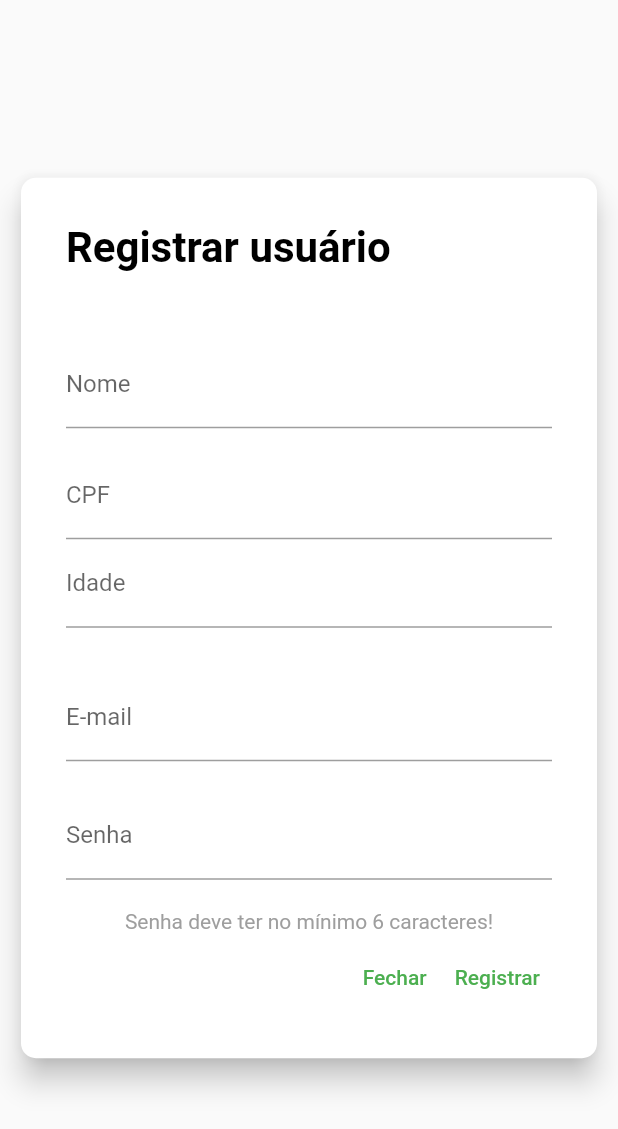
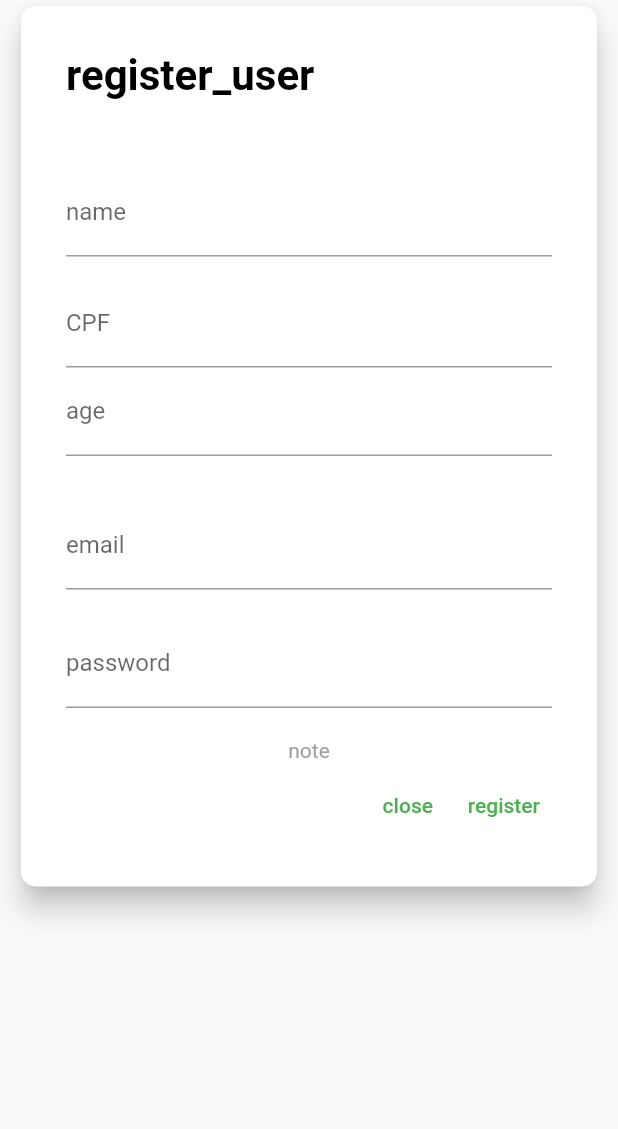
Before and after one commit to linkytech/EcoLinky, a Flutter app: the RegisterPage widget shown alone on an empty page, opened directly, on a phone screen of 412 x 824 dp. Shown: the top 1129 px of the screen. Run offline on Flutter 3.47's test engine with Material 2 defaults, Android fonts, the phone set to English and light mode, and no system bars; our stand-ins replace flutter_i18n, sqflite; accounts and stored records are empty; network calls fail.

Commit message:
Textos modificados para a tradução

```diff
--- a/lib/pages/initial_page.dart
+++ b/lib/pages/initial_page.dart
@@ -1,6 +1,7 @@
 import 'package:flutter/material.dart';
 import 'package:ecolinky/pages/login_page.dart';
 import 'package:ecolinky/pages/register_page.dart';
+import 'package:flutter_i18n/flutter_i18n.dart';
 
 class InitialPage extends StatelessWidget {
   const InitialPage({Key? key}) : super(key: key);
@@ -48,7 +49,7 @@ class InitialPage extends StatelessWidget {
                         elevation: MaterialStateProperty.all(0),
                         minimumSize: MaterialStateProperty.all(Size(290, 45))),
                     child: Text(
-                      'Entrar',
+                      FlutterI18n.translate(context, "login"),
                       style: TextStyle(
                         color: Colors.black,
                         fontSize: 24,
@@ -78,7 +79,7 @@ class InitialPage extends StatelessWidget {
                         elevation: MaterialStateProperty.all(0),
                         minimumSize: MaterialStateProperty.all(Size(290, 45))),
                     child: Text(
-                      'Registrar',
+                      FlutterI18n.translate(context, "register"),
                       style: TextStyle(
                         color: Colors.black,
                         fontSize: 24,
--- a/lib/pages/login_page.dart
+++ b/lib/pages/login_page.dart
@@ -2,6 +2,7 @@ import 'package:flutter/material.dart';
 import 'package:ecolinky/helpers/user_helper.dart';
 import 'package:ecolinky/pages/home_page.dart';
 import 'package:ecolinky/pages/register_page.dart';
+import 'package:flutter_i18n/flutter_i18n.dart';
 
 class LoginPage extends StatefulWidget {
   const LoginPage({super.key});
@@ -36,9 +37,10 @@ class _LoginPageState extends State<LoginPage> {
         showDialog(
           context: context,
           builder: (context) {
-            return const AlertDialog(
-              title: Text("Erro durante login"),
-              content: Text("Usuário ou senha incorretos"),
+            return AlertDialog(
+              title: Text(FlutterI18n.translate(context, "error_login")),
+              content:
+                  Text(FlutterI18n.translate(context, "error_mesage_login")),
               shape: RoundedRectangleBorder(
                 borderRadius: BorderRadius.all(
                   Radius.circular(15),
@@ -62,12 +64,12 @@ class _LoginPageState extends State<LoginPage> {
       onSaved: (value) => _email = value,
       validator: (value) {
         return value!.length < 15
-            ? "Email deve possuir no minimo 15 caracteres"
+            ? FlutterI18n.translate(context, "error_email")
             : null;
       },
       decoration: InputDecoration(
           contentPadding: EdgeInsets.fromLTRB(20, 15, 20, 15),
-          labelText: "E-Mail",
+          labelText: FlutterI18n.translate(context, "email"),
           suffixIcon: Icon(Icons.login),
           border: OutlineInputBorder(borderRadius: BorderRadius.circular(32))),
     );
@@ -76,11 +78,13 @@ class _LoginPageState extends State<LoginPage> {
       style: style,
       onSaved: (value) => _password = value,
       validator: (value) {
-        return value!.length < 6 ? "Senha Inválida" : null;
+        return value!.length < 6
+            ? FlutterI18n.translate(context, "password_invalid")
+            : null;
       },
       decoration: InputDecoration(
         contentPadding: EdgeInsets.fromLTRB(20, 15, 20, 15),
-        labelText: "Senha",
+        labelText: FlutterI18n.translate(context, "password"),
         suffixIcon: Icon(Icons.password),
         border: OutlineInputBorder(
           borderRadius: BorderRadius.circular(32),
@@ -119,15 +123,16 @@ class _LoginPageState extends State<LoginPage> {
                     ),
                     ElevatedButton(
                       onPressed: _validarLogin,
-                      child: Text("Login", style: style),
+                      child: Text(FlutterI18n.translate(context, "login"),
+                          style: style),
                     ),
                     const SizedBox(
                       height: 15,
                     ),
                     TextButton(
                       onPressed: openRegister,
-                      child: const Text(
-                        "Registrar",
+                      child: Text(
+                        FlutterI18n.translate(context, "register"),
                         style: TextStyle(fontSize: 25, color: Colors.orange),
                       ),
                     ),
--- a/lib/pages/register_page.dart
+++ b/lib/pages/register_page.dart
@@ -2,6 +2,7 @@ import 'package:flutter/material.dart';
 import 'package:ecolinky/Models/user_model.dart';
 import 'package:ecolinky/helpers/user_helper.dart';
 import 'package:ecolinky/pages/home_page.dart';
+import 'package:flutter_i18n/flutter_i18n.dart';
 
 class RegisterPage extends StatefulWidget {
   const RegisterPage({Key? key}) : super(key: key);
@@ -55,8 +56,8 @@ class _RegisterPageState extends State<RegisterPage> {
           context: context,
           builder: (context) {
             return AlertDialog(
-              title: Text("Sucesso"),
-              content: Text("Registro realizado com sucesso"),
+              title: Text(FlutterI18n.translate(context, "success")),
+              content: Text(FlutterI18n.translate(context, "success_message")),
             );
           },
         );
@@ -65,8 +66,8 @@ class _RegisterPageState extends State<RegisterPage> {
           context: context,
           builder: (context) {
             return AlertDialog(
-              title: Text("Erro"),
-              content: Text("Erro ao registrar usuário"),
+              title: Text(FlutterI18n.translate(context, "error")),
+              content: Text(FlutterI18n.translate(context, "error_message")),
             );
           },
         );
@@ -78,7 +79,6 @@ class _RegisterPageState extends State<RegisterPage> {
   Widget build(BuildContext context) {
     return Form(
       key: frmRegisterKey,
-      child: Center(
       child: SingleChildScrollView(
         child: Column(
           children: <Widget>[
@@ -97,7 +97,7 @@ class _RegisterPageState extends State<RegisterPage> {
                       Align(
                         alignment: Alignment.topLeft,
                         child: Text(
-                            "Registrar usuário",
+                          FlutterI18n.translate(context, "register_user"),
                           style: TextStyle(
                             color: Colors.black,
                             fontSize: 28,
@@ -116,7 +116,8 @@ class _RegisterPageState extends State<RegisterPage> {
                       ),
                       TextFormField(
                         onSaved: (val) => _name = val.toString(),
-                          decoration: InputDecoration(labelText: "Nome"),
+                        decoration: InputDecoration(
+                            labelText: FlutterI18n.translate(context, "name")),
                       ),
                       SizedBox(
                         height: 15,
@@ -127,7 +128,8 @@ class _RegisterPageState extends State<RegisterPage> {
                       ),
                       TextFormField(
                         onSaved: (val) => _age = val.toString(),
-                          decoration: InputDecoration(labelText: "Idade"),
+                        decoration: InputDecoration(
+                            labelText: FlutterI18n.translate(context, "age")),
                       ),
                       SizedBox(
                         height: 15,
@@ -137,7 +139,8 @@ class _RegisterPageState extends State<RegisterPage> {
                       ),
                       TextFormField(
                         onSaved: (val) => _email = val.toString(),
-                          decoration: InputDecoration(labelText: "E-mail"),
+                        decoration: InputDecoration(
+                            labelText: FlutterI18n.translate(context, "email")),
                       ),
                       SizedBox(
                         height: 20,
@@ -145,13 +148,15 @@ class _RegisterPageState extends State<RegisterPage> {
                       TextFormField(
                         obscureText: true,
                         onSaved: (val) => _password = val.toString(),
-                          decoration: InputDecoration(labelText: "Senha"),
+                        decoration: InputDecoration(
+                            labelText:
+                                FlutterI18n.translate(context, "password")),
                       ),
                       SizedBox(
                         height: 20,
                       ),
                       Text(
-                          "Senha deve ter no mínimo 6 caracteres!",
+                        FlutterI18n.translate(context, "note"),
                         style: TextStyle(color: Colors.grey),
                       ),
                       SizedBox(
@@ -164,11 +169,13 @@ class _RegisterPageState extends State<RegisterPage> {
                             child: Container(),
                           ),
                           TextButton(
-                              child: Text("Fechar"),
+                            child:
+                                Text(FlutterI18n.translate(context, "close")),
                             onPressed: _closeRegister,
                           ),
                           TextButton(
-                              child: Text("Registrar"),
+                            child: Text(
+                                FlutterI18n.translate(context, "register")),
                             onPressed: _registerUser,
                           ),
                         ],
@@ -181,7 +188,6 @@ class _RegisterPageState extends State<RegisterPage> {
           ],
         ),
       ),
-      ),
     );
   }
 }
```
Also changed, not shown: lib/pages/home_page.dart (+5 -4 lines). Lines whose indentation alone changed are shown as unchanged.
